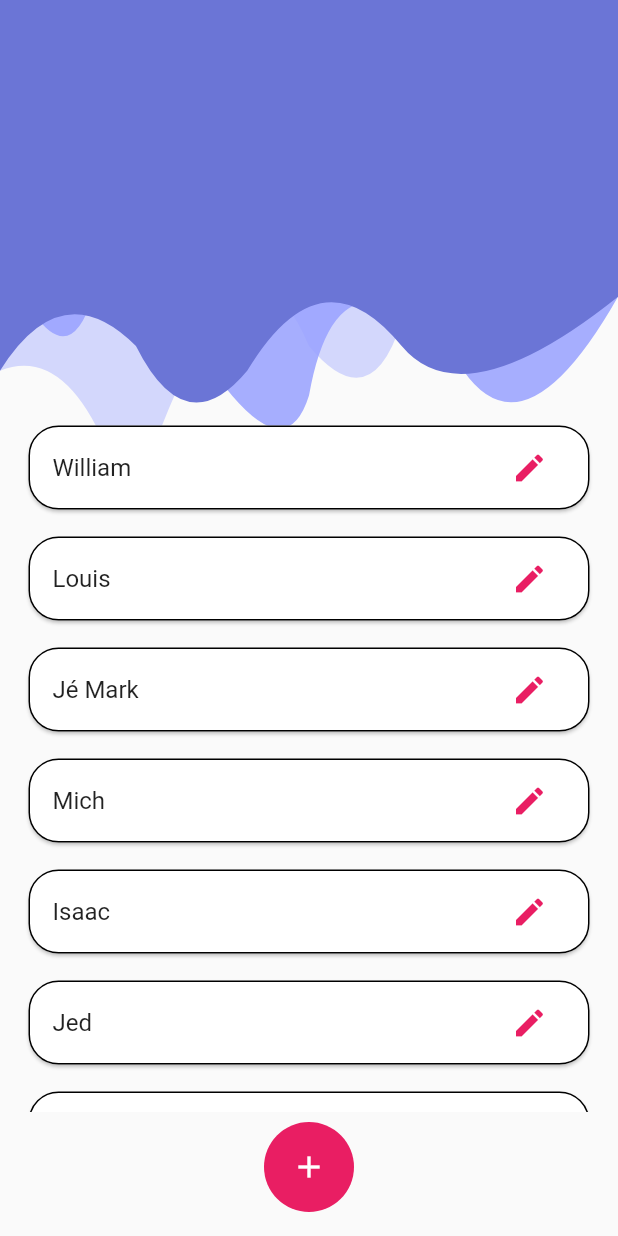
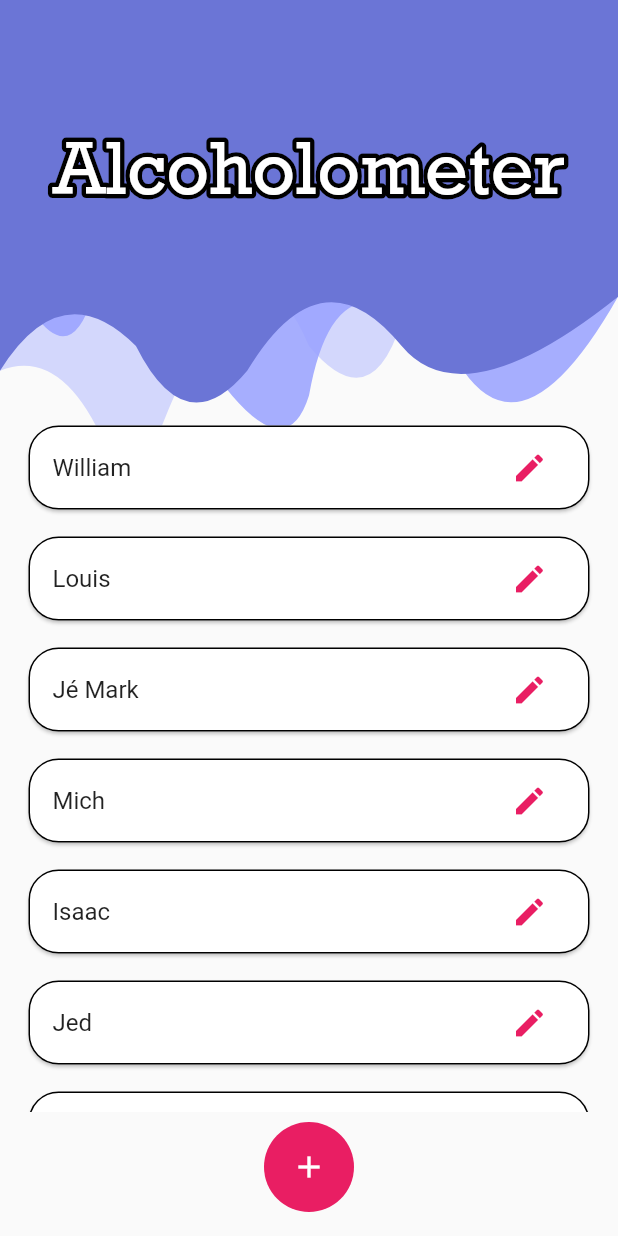
Before and after one commit to Louismousine/Alcoholometer, a Flutter app: the screen it shows after launch, on a phone screen of 412 x 824 dp. Run offline on Flutter 3.47's test engine with Material 2 defaults, Android fonts, the phone set to English and light mode, and no system bars; drawn by our look-alikes of bordered_text; our stand-ins replace animated_background, shared_preferences.

Commit message:
add title on users page

```diff
--- a/lib/users_page/top_bar.dart
+++ b/lib/users_page/top_bar.dart
@@ -1,3 +1,4 @@
+import 'package:bordered_text/bordered_text.dart';
 import 'package:flutter/material.dart';
 
 class TopBar extends StatelessWidget {
@@ -6,6 +7,24 @@ class TopBar extends StatelessWidget {
     return CustomPaint(
       child: Container(
         height: MediaQuery.of(context).size.height / 2.5,
+        width: double.infinity,
+        child: Column(
+          mainAxisAlignment: MainAxisAlignment.start,
+          children: <Widget>[
+            SizedBox(
+              height: MediaQuery.of(context).size.height / 10,
+            ),
+            BorderedText(
+              child: Text(
+                'Alcoholometer',
+                style: TextStyle(
+                    fontSize: 50, fontFamily: 'Rockwell', color: Colors.white),
+              ),
+              strokeWidth: 6,
+              strokeColor: Colors.black,
+            ),
+          ],
+        ),
       ),
       painter: CurvePainter(),
     );
@@ -19,7 +38,7 @@ class CurvePainter extends CustomPainter {
     Paint paint = Paint();
     Color colorOne = Color(0xFF6B75D6);
     Color colorTwo = Color(0xDD99A2FF);
-    Color colorThree =  Color(0x6699A2FF);
+    Color colorThree = Color(0x6699A2FF);
 
     path.lineTo(0, size.height * 0.75);
     path.quadraticBezierTo(size.width * 0.10, size.height * 0.70,
```
Also changed, not shown: pubspec.yaml (+4 -6 lines), assets/Rockwell.ttf (renamed from assets/ROCK.TTF).
